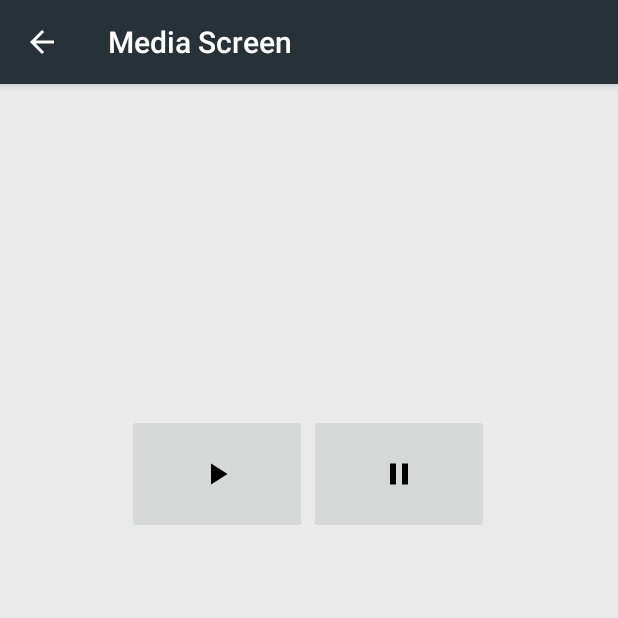
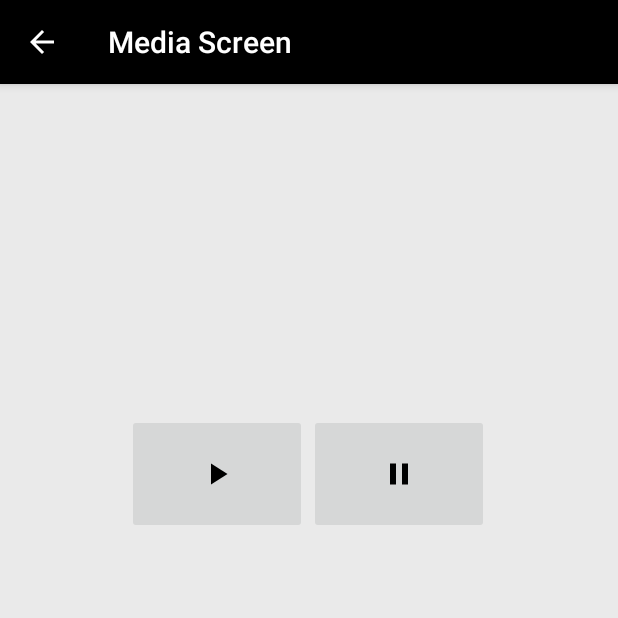
Before and after one commit to Tigran20/AlexTroyMediaPlayer, an Android app: the SongCardActivity screen opened directly, with no data from a screen before it, on a phone screen of 412 x 824 dp, the top half of it. Run offline under Robolectric (Android 15) with nearby library versions, the phone set to English and light mode, and no system bars.

Commit message:
changed the AppBar color

```diff
--- a/app/src/main/res/layout-land/song_card.xml
+++ b/app/src/main/res/layout-land/song_card.xml
@@ -43,7 +43,7 @@
             android:layout_width="wrap_content"
             android:layout_height="wrap_content"
             android:text="@string/song_author_card"
-            android:textSize="@dimen/sont_author_text_20" />
+            android:textSize="@dimen/song_author_text_20" />
 
         <LinearLayout
             android:layout_width="wrap_content"
--- a/app/src/main/res/layout/song_card.xml
+++ b/app/src/main/res/layout/song_card.xml
@@ -43,7 +43,7 @@
             android:layout_width="wrap_content"
             android:layout_height="wrap_content"
             android:text="@string/song_author_card"
-            android:textSize="@dimen/sont_author_text_20" />
+            android:textSize="@dimen/song_author_text_20" />
 
         <LinearLayout
             android:layout_width="wrap_content"
--- a/app/src/main/res/values/colors.xml
+++ b/app/src/main/res/values/colors.xml
@@ -1,10 +1,10 @@
 <?xml version="1.0" encoding="utf-8"?>
 <resources>
-    <color name="colorPrimary">#263238</color>
+    <!--<color name="colorPrimary">#263238</color>-->
+    <color name="colorPrimary">#000000</color>
     <color name="colorPrimaryDark">#000000</color>
-    <color name="colorAccent">#263238</color>
+    <color name="colorAccent">#000000</color>
 
-    <color name="buttonColor">#d30e9479</color>
     <color name="backgroundColor">#eaeaea</color>
 
     <color name="backgroundItemColor">#db000000</color>
--- a/app/src/main/res/values/dimens.xml
+++ b/app/src/main/res/values/dimens.xml
@@ -6,14 +6,14 @@
 
     <dimen name="margin_top_26">26dp</dimen>
     <dimen name="song_title_text_24">24sp</dimen>
-    <dimen name="sont_author_text_20">20sp</dimen>
+    <dimen name="song_author_text_20">20sp</dimen>
     <dimen name="margin_top_10">10dp</dimen>
     <dimen name="play_btn_card_width">120dp</dimen>
     <dimen name="play_btn_card_height">80dp</dimen>
     <dimen name="screen_about_text">22sp</dimen>
     <dimen name="margin_bottom_150">150dp</dimen>
-    <dimen name="sont_author_list">18sp</dimen>
-    <dimen name="sont_title_list">20sp</dimen>
+    <dimen name="song_author_list">18sp</dimen>
+    <dimen name="song_title_list">20sp</dimen>
 
     <dimen name="song_number_list">54dp</dimen>
 
--- a/app/src/main/res/values/styles.xml
+++ b/app/src/main/res/values/styles.xml
@@ -5,9 +5,11 @@
         <item name="colorPrimary">@color/colorPrimary</item>
         <item name="colorPrimaryDark">@color/colorPrimaryDark</item>
         <item name="colorAccent">@color/colorAccent</item>
+        <item name="android:windowFullscreen">true</item>
     </style>
 
     <style name="AppTheme.AppBarOverlay" parent="ThemeOverlay.AppCompat.Dark.ActionBar" />
+
     <style name="AppTheme.PopupOverlay" parent="ThemeOverlay.AppCompat.Light" />
 
     <style name="card_btn_style">
```
